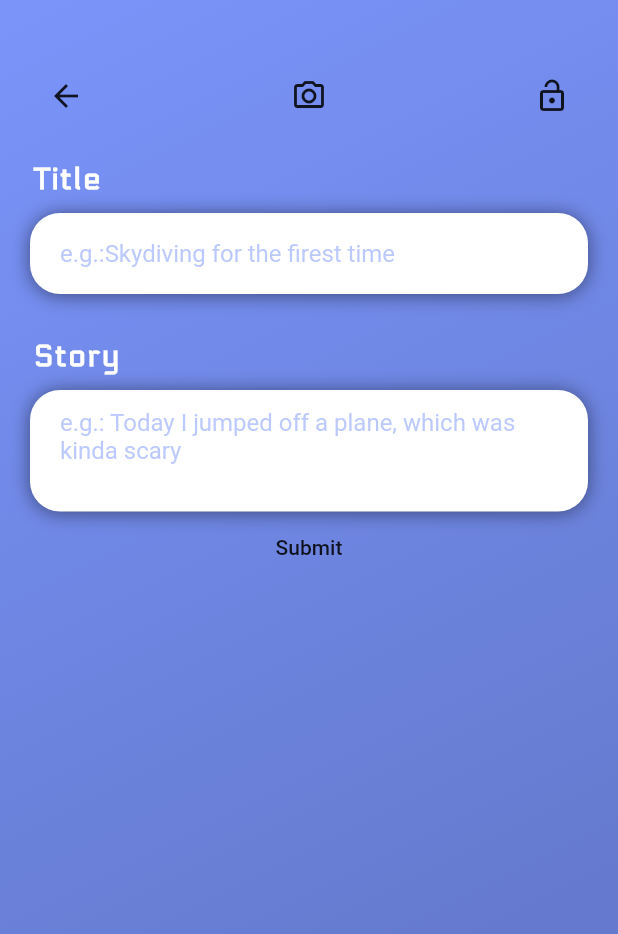
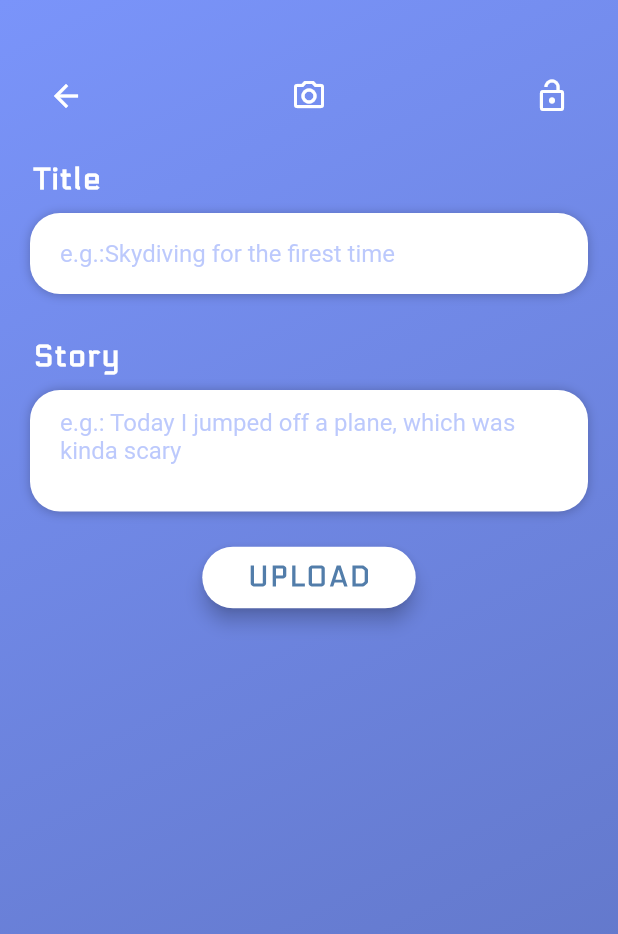
Before and after one commit to niklasburghardt/timelike, a Flutter app: the screen it shows once a user with an empty profile is signed in, after a tap on the "arrow forward ios" icon, after a tap on the "arrow back ios" icon, after a tap on the "add" icon, on a phone screen of 412 x 824 dp. Shown: the top 934 px of the screen. Run offline on Flutter 3.47's test engine with Material 2 defaults, Android fonts, the phone set to English and light mode, and no system bars; our stand-ins replace cloud_firestore, concentric_transition, firebase_auth, flutter_spinkit; missing offline and left inert: transition_x; accounts and stored records are empty.

Commit message:
Save Diary Entries and change Login UI

```diff
--- a/lib/pages/authenticate/authenticate.dart
+++ b/lib/pages/authenticate/authenticate.dart
@@ -1,3 +1,4 @@
+import 'package:animations/animations.dart';
 import 'package:time_like/pages/authenticate/register.dart';
 import 'package:time_like/pages/authenticate/sign_in.dart';
 import 'package:flutter/material.dart';
@@ -16,10 +17,21 @@ class _AuthenticateState extends State<Authenticate> {
 
   @override
   Widget build(BuildContext context) {
-    if (showSignIn) {
-      return SignIn(toggleView: toggleView);
-    } else {
-      return Register(toggleView: toggleView);
-    }
+    return PageTransitionSwitcher(
+        duration: Duration(milliseconds: 600),
+        reverse: showSignIn,
+        transitionBuilder: (child, animation, secondaryAnimation) =>
+            FadeThroughTransition(
+              animation: animation,
+              secondaryAnimation: secondaryAnimation,
+              child: child,
+            ),
+        child: showSignIn
+            ? SignIn(
+                toggleView: toggleView,
+              )
+            : Register(
+                toggleView: toggleView,
+              ));
   }
 }
--- a/lib/pages/authenticate/register.dart
+++ b/lib/pages/authenticate/register.dart
@@ -36,10 +36,8 @@ class _RegisterState extends State<Register> {
               decoration: BoxDecoration(
                   gradient: LinearGradient(
                 colors: [
-                  Color(0xFF73AEF5),
-                  Color(0xFF61A4F1),
-                  Color(0xFF478DE0),
-                  Color(0xFF398AE5),
+                  kPrimaryColor.withOpacity(1),
+                  kSecondaryColor.withOpacity(1)
                 ],
                 begin: Alignment.topCenter,
                 end: Alignment.bottomCenter,
--- a/lib/pages/authenticate/sign_in.dart
+++ b/lib/pages/authenticate/sign_in.dart
@@ -33,10 +33,8 @@ class _SignInState extends State<SignIn> {
               decoration: BoxDecoration(
                   gradient: LinearGradient(
                 colors: [
-                  Color(0xFF73AEF5),
-                  Color(0xFF61A4F1),
-                  Color(0xFF478DE0),
-                  Color(0xFF398AE5),
+                  kPrimaryColor.withOpacity(1),
+                  kSecondaryColor.withOpacity(1)
                 ],
                 begin: Alignment.topCenter,
                 end: Alignment.bottomCenter,
--- a/lib/pages/entry_modules/create.dart
+++ b/lib/pages/entry_modules/create.dart
@@ -1,4 +1,5 @@
 import 'package:firebase_auth/firebase_auth.dart';
+import 'package:flutter/gestures.dart';
 import 'package:flutter/material.dart';
 import 'package:intl/intl.dart';
 import 'package:provider/provider.dart';
@@ -37,7 +38,16 @@ class _CreatePostState extends State<CreatePost> {
         : Hero(
             tag: "dash",
             child: Scaffold(
-              body: Container(
+              body: GestureDetector(
+                onTap: () {
+                  FocusScopeNode currentFocus = FocusScope.of(context);
+                  if (!currentFocus.hasPrimaryFocus) {
+                    currentFocus.unfocus();
+                  }
+                  print("Hello");
+                },
+                child: Container(
+                  alignment: Alignment.topCenter,
                   decoration: BoxDecoration(
                       gradient: LinearGradient(
                           begin: Alignment.topLeft,
@@ -50,8 +60,11 @@ class _CreatePostState extends State<CreatePost> {
                         0,
                         0.9
                       ])),
-                child: Form(
+                  child: SingleChildScrollView(
+                      child: Stack(children: [
+                    Form(
                       child: Column(
+                        mainAxisAlignment: MainAxisAlignment.spaceAround,
                         children: [
                           SizedBox(
                             height: 20,
@@ -62,17 +75,19 @@ class _CreatePostState extends State<CreatePost> {
                               mainAxisAlignment: MainAxisAlignment.spaceBetween,
                               children: [
                                 IconButton(
-                                icon: Icon(Icons.arrow_back),
+                                    icon: Icon(Icons.arrow_back,
+                                        color: Colors.white),
                                     onPressed: () {
                                       Navigator.pop(context);
                                     }),
                                 FlatButton(
-                                child: Icon(Icons.camera_alt_outlined),
+                                    child: Icon(Icons.camera_alt_outlined,
+                                        color: Colors.white),
                                     onPressed: () {
                                       print("Take Photo");
                                     }),
                                 IconButton(
-                                icon: Icon(privacy),
+                                    icon: Icon(privacy, color: Colors.white),
                                     onPressed: () {
                                       changePrivacy();
                                     })
@@ -109,13 +124,14 @@ class _CreatePostState extends State<CreatePost> {
                                 borderRadius: BorderRadius.circular(20),
                                 boxShadow: [
                                   BoxShadow(
-                                  offset: Offset(0, 1),
-                                  blurRadius: 10,
-                                  color: kDarkColor.withOpacity(1))
+                                      offset: Offset(0, 0.6),
+                                      blurRadius: 5,
+                                      color: kDarkColor.withOpacity(0.5))
                                 ]),
                             child: TextFormField(
                               decoration: InputDecoration(
-                              hintText: "e.g.:Skydiving for the firest time",
+                                  hintText:
+                                      "e.g.:Skydiving for the firest time",
                                   hintStyle: TextStyle(
                                     color: kPrimaryColor.withOpacity(0.5),
                                   ),
@@ -158,9 +174,9 @@ class _CreatePostState extends State<CreatePost> {
                                 borderRadius: BorderRadius.circular(20),
                                 boxShadow: [
                                   BoxShadow(
-                                  offset: Offset(0, 1),
-                                  blurRadius: 10,
-                                  color: kDarkColor.withOpacity(1))
+                                      offset: Offset(0, 0.6),
+                                      blurRadius: 5,
+                                      color: kDarkColor.withOpacity(0.5))
                                 ]),
                             child: TextFormField(
                               keyboardType: TextInputType.multiline,
@@ -179,7 +195,12 @@ class _CreatePostState extends State<CreatePost> {
                               },
                             ),
                           ),
-                      FlatButton(
+                          SizedBox(
+                            height: 20,
+                          ),
+                          Container(
+                            alignment: Alignment.bottomCenter,
+                            child: RaisedButton(
                               onPressed: () async {
                                 if (title.length > 0 && story.length > 0) {
                                   setState(() {
@@ -189,16 +210,41 @@ class _CreatePostState extends State<CreatePost> {
                                   return;
                                 }
                                 final FirebaseAuth auth = FirebaseAuth.instance;
-                            final FirebaseUser user = await auth.currentUser();
-                            dynamic post = await DatabaseService(uid: user.uid)
+                                final FirebaseUser user =
+                                    await auth.currentUser();
+                                dynamic post =
+                                    await DatabaseService(uid: user.uid)
                                         .createPost(title, story, private);
                                 setState(() {
                                   loading = false;
                                 });
                               },
-                          child: Text("Submit"))
+                              elevation: 5.0,
+                              padding: EdgeInsets.symmetric(
+                                  horizontal: 30, vertical: 10),
+                              shape: RoundedRectangleBorder(
+                                borderRadius: BorderRadius.circular(30.0),
+                              ),
+                              color: Colors.white,
+                              child: Text(
+                                'UPLOAD',
+                                style: TextStyle(
+                                  color: Color(0xFF527DAA),
+                                  letterSpacing: 1.5,
+                                  fontSize: 18.0,
+                                  fontWeight: FontWeight.bold,
+                                  fontFamily: 'Electrolize',
+                                ),
+                              ),
+                            ),
+                          ),
+                          SizedBox(
+                            height: 20,
+                          )
                         ],
                       ),
+                    ),
+                  ])),
                 ),
               ),
             ),
--- a/lib/pages/home/screens/homepage.dart
+++ b/lib/pages/home/screens/homepage.dart
@@ -10,38 +10,17 @@ class HomePage extends StatefulWidget {
 }
 
 class _HomePageState extends State<HomePage> {
-  bool showSignIn = true;
+  bool showOnlyYour = true;
   void toggleView() {
     //print(showSignIn.toString());
-    setState(() => showSignIn = !showSignIn);
-  }
-
-  HomePageYou homePageYou;
-  HomePageFriends homePageFriends;
-  List<Widget> pages;
-  int index;
-
-  @override
-  void initState() {
-    homePageFriends = HomePageFriends(
-      toggleView: toggleView,
-    );
-    homePageYou = HomePageYou(
-      toggleView: toggleView,
-    );
-    index = 0;
-    pages = [homePageYou, homePageFriends];
+    setState(() => showOnlyYour = !showOnlyYour);
   }
 
   @override
   Widget build(BuildContext context) {
-    if (showSignIn) {
-      index = 0;
-    } else {
-      index = 1;
-    }
     return PageTransitionSwitcher(
         duration: Duration(milliseconds: 400),
+        reverse: showOnlyYour,
         transitionBuilder: (child, animation, secondaryAnimation) =>
             SharedAxisTransition(
               transitionType: SharedAxisTransitionType.horizontal,
@@ -49,10 +28,12 @@ class _HomePageState extends State<HomePage> {
               secondaryAnimation: secondaryAnimation,
               child: child,
             ),
-      child: Container(
-        key: ValueKey<int>(index),
-        child: pages[index],
-      ),
-    );
+        child: showOnlyYour
+            ? HomePageYou(
+                toggleView: toggleView,
+              )
+            : HomePageFriends(
+                toggleView: toggleView,
+              ));
   }
 }
--- a/lib/services/auth.dart
+++ b/lib/services/auth.dart
@@ -1,3 +1,4 @@
+import 'package:flutter/services.dart';
 import 'package:time_like/modules/user.dart';
 import 'package:time_like/services/database.dart';
 import 'package:firebase_auth/firebase_auth.dart';
@@ -20,15 +21,15 @@ class AuthService {
   }
 
   // sign in with email and password
-  Future signInWithEmailAndPassword(String email, String password) async {
+  Future<dynamic> signInWithEmailAndPassword(
+      String email, String password) async {
     try {
       AuthResult result = await _auth.signInWithEmailAndPassword(
           email: email, password: password);
       FirebaseUser user = result.user;
       activeUserId = user.uid;
-      return user;
-    } catch (error) {
-      print(error.toString());
+    } catch (ex) {
+      print("Error");
       return null;
     }
   }
--- a/lib/services/database.dart
+++ b/lib/services/database.dart
@@ -26,7 +26,12 @@ class DatabaseService {
           .document(getDate())
           .collection("Posts")
           .document()
-          .setData({'title': title, 'story': story, 'private': private});
+          .setData({
+        'title': title,
+        'story': story,
+        'private': private,
+        'time': getTime()
+      });
     } catch (error) {
       print("Unable to upload");
       return null;
--- a/lib/shared/constants.dart
+++ b/lib/shared/constants.dart
@@ -29,7 +29,7 @@ final kLabelStyle = TextStyle(
 );
 
 final kBoxDecorationStyle = BoxDecoration(
-  color: Color(0xFF6CA8F1),
+  color: kPrimaryColor.withOpacity(1),
   borderRadius: BorderRadius.circular(10.0),
   boxShadow: [
     BoxShadow(
--- a/lib/shared/data_time.dart
+++ b/lib/shared/data_time.dart
@@ -6,3 +6,10 @@ String getDate() {
   String formattedDate = formatter.format(now);
   return formattedDate;
 }
+
+String getTime() {
+  var now = new DateTime.now();
+  var formatter = new DateFormat('hh:mm:ss');
+  String formattedDate = formatter.format(now);
+  return formattedDate;
+}
--- a/pubspec.yaml
+++ b/pubspec.yaml
@@ -27,6 +27,7 @@ dependencies:
     sdk: flutter
   firebase_auth: ^0.14.0+5
   cloud_firestore: ^0.12.9+4
+  firebase_analytics: ^5.0.15
   provider: ^5.0.0
   flutter_spinkit: ^5.0.0
   animations: ^1.1.2
```
Also changed, not shown: pubspec.lock, 1 other file. Lines whose indentation alone changed are shown as unchanged.
